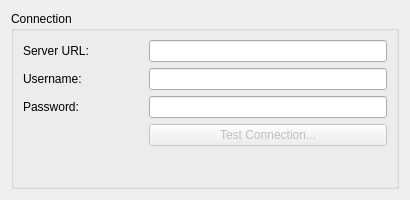
Before: the Qt Designer form resources/openxchange/configdialog.ui in KDE/kdepim-runtime, drawn with Qt 5.
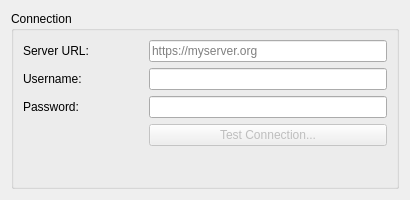
After: the same form once the commit is applied. Custom widgets are drawn as their Qt base class.

Commit message: Remove depreacted function

Diff of the .ui file:
```diff
--- a/resources/openxchange/configdialog.ui
+++ b/resources/openxchange/configdialog.ui
@@ -50,7 +50,7 @@
         <property name="whatsThis">
          <string>The URL of the Open-Xchange server, should be something like https://myserver.org/</string>
         </property>
-        <property name="clickMessage">
+        <property name="placeholderText">
          <string notr="true">https://myserver.org</string>
         </property>
        </widget>
```
